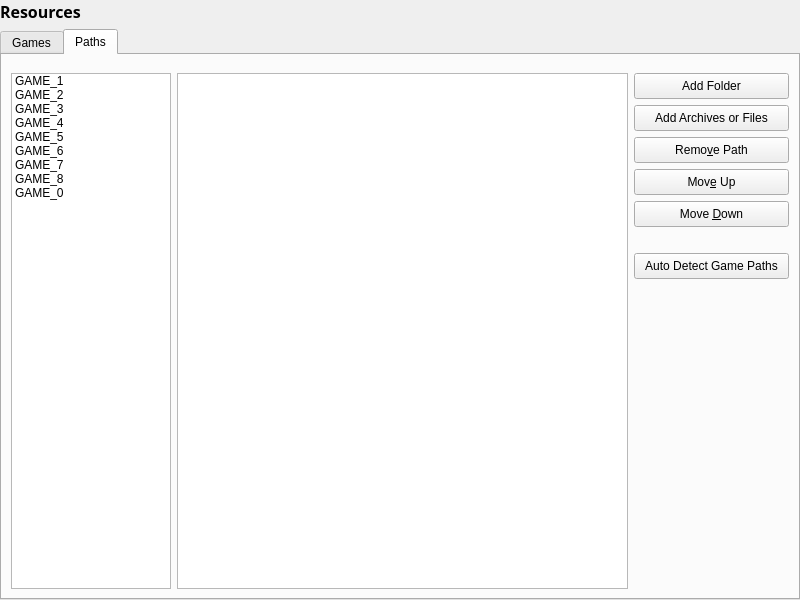
The window that src/ui/settingsresources.ui (GammaMetroid/nifskope) describes before a commit, drawn with Qt 5.
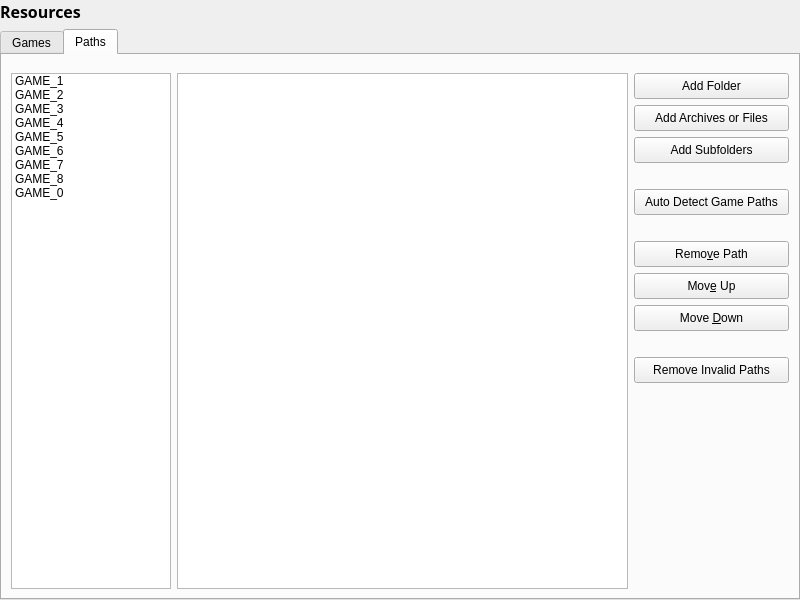
The same window after the commit. The open tabs and pages were chosen to show the change.

Commit message: SettingsResources: new features: add subfolders and remove invalid paths

```diff
--- a/src/ui/settingsresources.ui
+++ b/src/ui/settingsresources.ui
@@ -969,6 +969,46 @@
                </property>
               </widget>
              </item>
+             <item>
+              <widget class="QPushButton" name="btnSubfoldersAdd">
+               <property name="text">
+                <string>Add Subfolders</string>
+               </property>
+              </widget>
+             </item>
+             <item>
+              <spacer name="verticalSpacer_2">
+               <property name="orientation">
+                <enum>Qt::Vertical</enum>
+               </property>
+               <property name="sizeHint" stdset="0">
+                <size>
+                 <width>20</width>
+                 <height>20</height>
+                </size>
+               </property>
+              </spacer>
+             </item>
+             <item>
+              <widget class="QPushButton" name="btnFolderAutoDetect">
+               <property name="text">
+                <string>Auto Detect Game Paths</string>
+               </property>
+              </widget>
+             </item>
+             <item>
+              <spacer name="verticalSpacer_3">
+               <property name="orientation">
+                <enum>Qt::Vertical</enum>
+               </property>
+               <property name="sizeHint" stdset="0">
+                <size>
+                 <width>20</width>
+                 <height>20</height>
+                </size>
+               </property>
+              </spacer>
+             </item>
              <item>
               <widget class="QPushButton" name="btnFolderRemove">
                <property name="text">
@@ -991,7 +1031,7 @@
               </widget>
              </item>
              <item>
-              <spacer name="verticalSpacer">
+              <spacer name="verticalSpacer_4">
                <property name="orientation">
                 <enum>Qt::Vertical</enum>
                </property>
@@ -1004,9 +1044,9 @@
               </spacer>
              </item>
              <item>
-              <widget class="QPushButton" name="btnFolderAutoDetect">
+              <widget class="QPushButton" name="btnRemoveInvalidPaths">
                <property name="text">
-                <string>Auto Detect Game Paths</string>
+                <string>Remove Invalid Paths</string>
                </property>
               </widget>
              </item>
```
Left out of the diff: 2 changed lines with no effect on the pictures. The commit also changes 3 other files.
